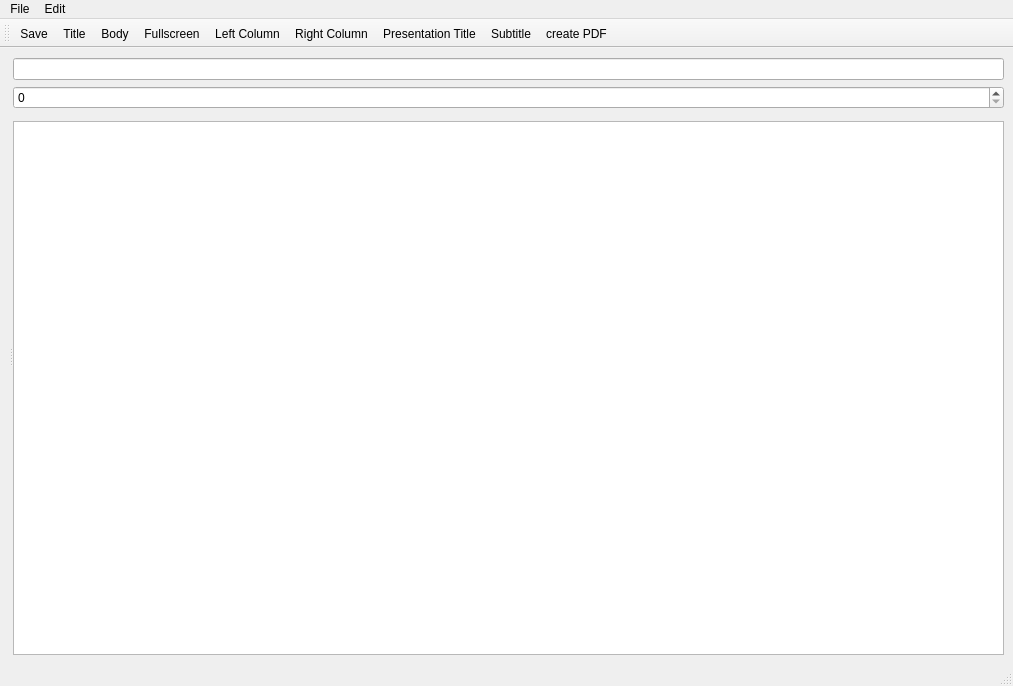
thgier/PotatoPresenter, file mainwindow.ui: the form before one commit.
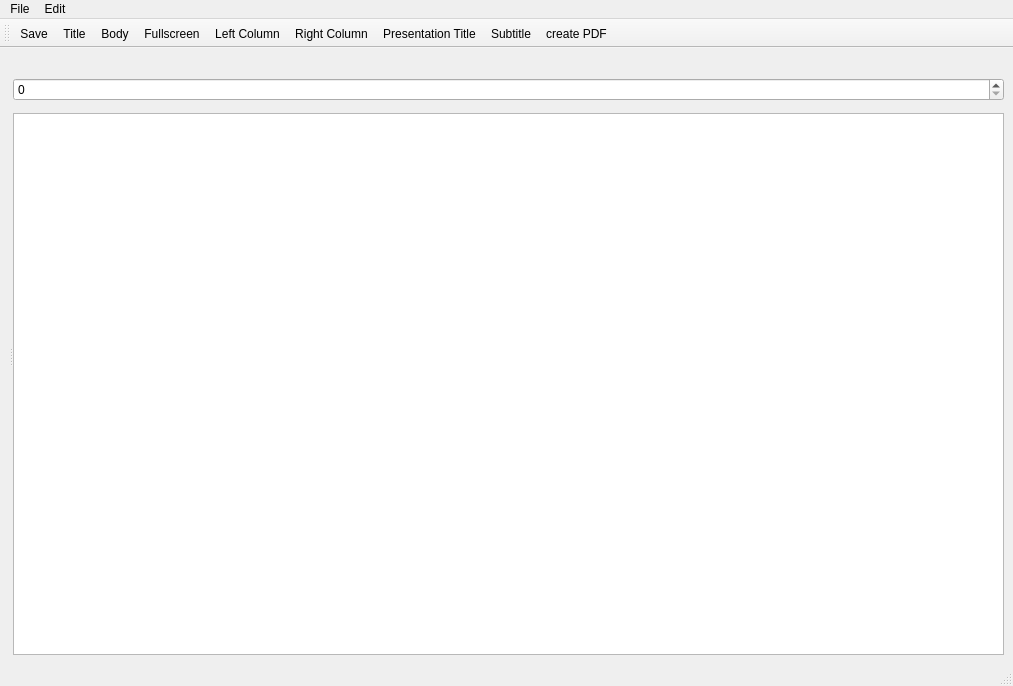
The form after the commit. Icons and pictures are not drawn. Custom widgets are drawn as their Qt base class.

Commit message: error from conversion is now a label latex errors are written onto the frames

```diff
--- a/mainwindow.ui
+++ b/mainwindow.ui
@@ -29,7 +29,11 @@
          <number>1</number>
         </property>
         <item>
-         <widget class="QLineEdit" name="error"/>
+         <widget class="QLabel" name="error">
+          <property name="text">
+           <string/>
+          </property>
+         </widget>
         </item>
         <item>
          <widget class="QSpinBox" name="pageNumber"/>
```
Left out of the diff: 6 changed lines with no effect on the pictures. The commit also changes 12 other files.
